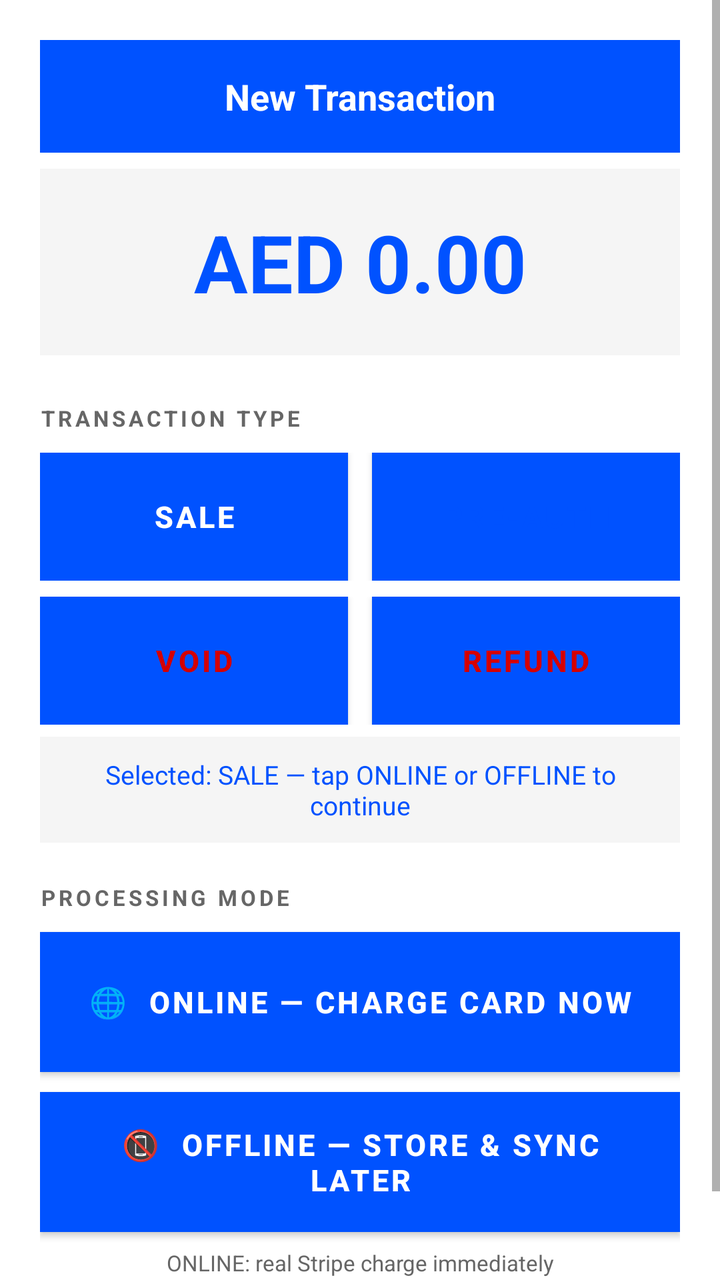
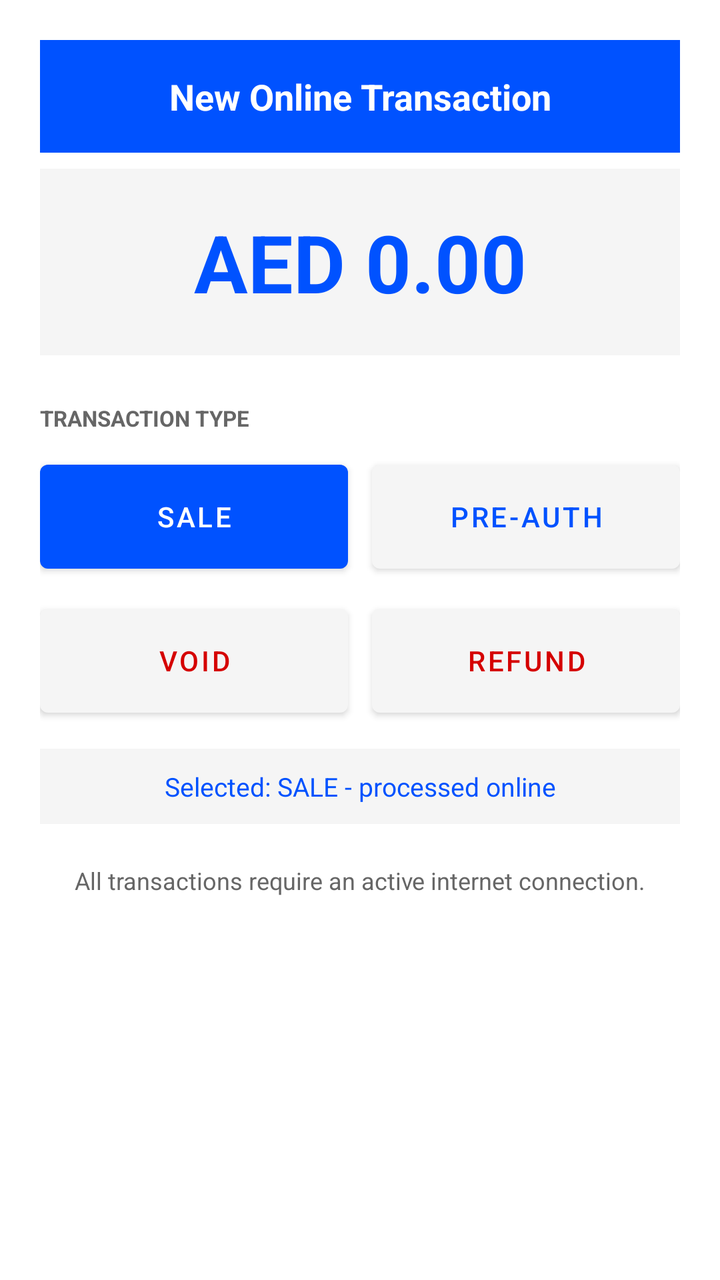

Compare the two renders of this Android layout. The source of the first and the diff that turns it into the second are given below.
<!-- AndroidManifest.xml: activity theme Theme.PrimeStackTapToPay -->
<!-- res/layout/activity_transaction_type.xml -->
<?xml version="1.0" encoding="utf-8"?>
<ScrollView xmlns:android="http://schemas.android.com/apk/res/android"
    android:layout_width="match_parent"
    android:layout_height="match_parent"
    android:background="@color/white">

    <LinearLayout
        android:layout_width="match_parent"
        android:layout_height="wrap_content"
        android:orientation="vertical"
        android:padding="20dp">

        <TextView
            android:layout_width="match_parent"
            android:layout_height="wrap_content"
            android:background="@color/primestack_primary"
            android:text="New Transaction"
            android:textColor="@color/white"
            android:textSize="18sp"
            android:textStyle="bold"
            android:padding="16dp"
            android:gravity="center" />

        
        <TextView
            android:id="@+id/tvTxAmount"
            android:layout_width="match_parent"
            android:layout_height="wrap_content"
            android:text="AED 0.00"
            android:textColor="@color/primestack_primary"
            android:textSize="40sp"
            android:textStyle="bold"
            android:gravity="center"
            android:padding="20dp"
            android:layout_marginTop="8dp"
            android:background="@color/primestack_light_gray" />

        
        <TextView
            android:layout_width="wrap_content"
            android:layout_height="wrap_content"
            android:text="TRANSACTION TYPE"
            android:textColor="@color/primestack_gray"
            android:textSize="11sp"
            android:textStyle="bold"
            android:letterSpacing="0.15"
            android:layout_marginTop="24dp"
            android:layout_marginBottom="10dp" />

        
        <LinearLayout
            android:layout_width="match_parent"
            android:layout_height="wrap_content"
            android:orientation="horizontal">

            <Button
                android:id="@+id/btnTxSale"
                android:layout_width="0dp"
                android:layout_height="64dp"
                android:layout_weight="1"
                android:text="SALE"
                android:textSize="15sp"
                android:textStyle="bold"
                android:background="@color/primestack_primary"
                android:textColor="@color/white"
                android:layout_marginEnd="6dp" />

            <Button
                android:id="@+id/btnTxPreAuth"
                android:layout_width="0dp"
                android:layout_height="64dp"
                android:layout_weight="1"
                android:text="PRE-AUTH"
                android:textSize="15sp"
                android:textStyle="bold"
                android:background="@color/primestack_light_gray"
                android:textColor="@color/primestack_primary"
                android:layout_marginStart="6dp" />
        </LinearLayout>

        
        <LinearLayout
            android:layout_width="match_parent"
            android:layout_height="wrap_content"
            android:orientation="horizontal"
            android:layout_marginTop="8dp">

            <Button
                android:id="@+id/btnTxVoid"
                android:layout_width="0dp"
                android:layout_height="64dp"
                android:layout_weight="1"
                android:text="VOID"
                android:textSize="15sp"
                android:textStyle="bold"
                android:background="@color/primestack_light_gray"
                android:textColor="@color/primestack_danger"
                android:layout_marginEnd="6dp" />

            <Button
                android:id="@+id/btnTxRefund"
                android:layout_width="0dp"
                android:layout_height="64dp"
                android:layout_weight="1"
                android:text="REFUND"
                android:textSize="15sp"
                android:textStyle="bold"
                android:background="@color/primestack_light_gray"
                android:textColor="@color/primestack_danger"
                android:layout_marginStart="6dp" />
        </LinearLayout>

        
        <TextView
            android:id="@+id/tvSelectedType"
            android:layout_width="match_parent"
            android:layout_height="wrap_content"
            android:text="Selected: SALE — tap ONLINE or OFFLINE to continue"
            android:textColor="@color/primestack_primary"
            android:textSize="13sp"
            android:gravity="center"
            android:padding="10dp"
            android:layout_marginTop="6dp"
            android:background="@color/primestack_light_gray" />

        
        <TextView
            android:layout_width="wrap_content"
            android:layout_height="wrap_content"
            android:text="PROCESSING MODE"
            android:textColor="@color/primestack_gray"
            android:textSize="11sp"
            android:textStyle="bold"
            android:letterSpacing="0.15"
            android:layout_marginTop="20dp"
            android:layout_marginBottom="10dp" />

        
        <Button
            android:id="@+id/btnModeOnline"
            android:layout_width="match_parent"
            android:layout_height="70dp"
            android:text="🌐  ONLINE — Charge card now"
            android:textSize="15sp"
            android:textStyle="bold"
            android:background="@color/primestack_success"
            android:textColor="@color/white" />

        
        <Button
            android:id="@+id/btnModeOffline"
            android:layout_width="match_parent"
            android:layout_height="70dp"
            android:text="📵  OFFLINE — Store &amp; sync later"
            android:textSize="15sp"
            android:textStyle="bold"
            android:background="@color/primestack_secondary"
            android:textColor="@color/white"
            android:layout_marginTop="10dp"
            android:layout_marginBottom="8dp" />

        <TextView
            android:layout_width="match_parent"
            android:layout_height="wrap_content"
            android:text="ONLINE: real Stripe charge immediately\nOFFLINE: stored with STN receipt code, sync when connected"
            android:textColor="@color/primestack_gray"
            android:textSize="11sp"
            android:gravity="center"
            android:layout_marginBottom="16dp" />

    </LinearLayout>
</ScrollView>
<!-- resources referenced by this layout -->
<resources>
  <color name="primestack_danger">#D50000</color>
  <color name="primestack_gray">#666666</color>
  <color name="primestack_light_gray">#F5F5F5</color>
  <color name="primestack_primary">#0052FF</color>
  <color name="primestack_secondary">#0A0A0A</color>
  <color name="primestack_success">#00C853</color>
  <color name="white">#FFFFFFFF</color>
  <style name="Theme.PrimeStackTapToPay" parent="Theme.MaterialComponents.DayNight.DarkActionBar">
          
          <item name="colorPrimary">@color/purple_500</item>
          <item name="colorPrimaryVariant">@color/purple_700</item>
          <item name="colorOnPrimary">@color/white</item>
          
          <item name="colorSecondary">@color/teal_200</item>
          <item name="colorSecondaryVariant">@color/teal_700</item>
          <item name="colorOnSecondary">@color/black</item>
          
          <item name="android:statusBarColor">?attr/colorPrimaryVariant</item>
          
      </style>
  <color name="purple_500">#0052FF</color>
  <color name="purple_700">#0039B3</color>
  <color name="teal_200">#00D1FF</color>
  <color name="teal_700">#0099CC</color>
  <color name="black">#FF000000</color>
</resources>

<!-- the commit's change to res/layout/activity_transaction_type.xml (unified diff, before → after) -->
@@ -1,172 +1,18 @@
 <?xml version="1.0" encoding="utf-8"?>
-<ScrollView xmlns:android="http://schemas.android.com/apk/res/android"
-    android:layout_width="match_parent"
-    android:layout_height="match_parent"
-    android:background="@color/white">
-
-    <LinearLayout
-        android:layout_width="match_parent"
-        android:layout_height="wrap_content"
-        android:orientation="vertical"
-        android:padding="20dp">
-
-        <TextView
-            android:layout_width="match_parent"
-            android:layout_height="wrap_content"
-            android:background="@color/primestack_primary"
-            android:text="New Transaction"
-            android:textColor="@color/white"
-            android:textSize="18sp"
-            android:textStyle="bold"
-            android:padding="16dp"
-            android:gravity="center" />
-
-        
-        <TextView
-            android:id="@+id/tvTxAmount"
-            android:layout_width="match_parent"
-            android:layout_height="wrap_content"
-            android:text="AED 0.00"
-            android:textColor="@color/primestack_primary"
-            android:textSize="40sp"
-            android:textStyle="bold"
-            android:gravity="center"
-            android:padding="20dp"
-            android:layout_marginTop="8dp"
-            android:background="@color/primestack_light_gray" />
-
-        
-        <TextView
-            android:layout_width="wrap_content"
-            android:layout_height="wrap_content"
-            android:text="TRANSACTION TYPE"
-            android:textColor="@color/primestack_gray"
-            android:textSize="11sp"
-            android:textStyle="bold"
-            android:letterSpacing="0.15"
-            android:layout_marginTop="24dp"
-            android:layout_marginBottom="10dp" />
-
-        
-        <LinearLayout
-            android:layout_width="match_parent"
-            android:layout_height="wrap_content"
-            android:orientation="horizontal">
-
-            <Button
-                android:id="@+id/btnTxSale"
-                android:layout_width="0dp"
-                android:layout_height="64dp"
-                android:layout_weight="1"
-                android:text="SALE"
-                android:textSize="15sp"
-                android:textStyle="bold"
-                android:background="@color/primestack_primary"
-                android:textColor="@color/white"
-                android:layout_marginEnd="6dp" />
-
-            <Button
-                android:id="@+id/btnTxPreAuth"
-                android:layout_width="0dp"
-                android:layout_height="64dp"
-                android:layout_weight="1"
-                android:text="PRE-AUTH"
-                android:textSize="15sp"
-                android:textStyle="bold"
-                android:background="@color/primestack_light_gray"
-                android:textColor="@color/primestack_primary"
-                android:layout_marginStart="6dp" />
-        </LinearLayout>
-
-        
-        <LinearLayout
-            android:layout_width="match_parent"
-            android:layout_height="wrap_content"
-            android:orientation="horizontal"
-            android:layout_marginTop="8dp">
-
-            <Button
-                android:id="@+id/btnTxVoid"
-                android:layout_width="0dp"
-                android:layout_height="64dp"
-                android:layout_weight="1"
-                android:text="VOID"
-                android:textSize="15sp"
-                android:textStyle="bold"
-                android:background="@color/primestack_light_gray"
-                android:textColor="@color/primestack_danger"
-                android:layout_marginEnd="6dp" />
-
-            <Button
-                android:id="@+id/btnTxRefund"
-                android:layout_width="0dp"
-                android:layout_height="64dp"
-                android:layout_weight="1"
-                android:text="REFUND"
-                android:textSize="15sp"
-                android:textStyle="bold"
-                android:background="@color/primestack_light_gray"
-                android:textColor="@color/primestack_danger"
-                android:layout_marginStart="6dp" />
-        </LinearLayout>
-
-        
-        <TextView
-            android:id="@+id/tvSelectedType"
-            android:layout_width="match_parent"
-            android:layout_height="wrap_content"
-            android:text="Selected: SALE — tap ONLINE or OFFLINE to continue"
-            android:textColor="@color/primestack_primary"
-            android:textSize="13sp"
-            android:gravity="center"
-            android:padding="10dp"
-            android:layout_marginTop="6dp"
-            android:background="@color/primestack_light_gray" />
-
-        
-        <TextView
-            android:layout_width="wrap_content"
-            android:layout_height="wrap_content"
-            android:text="PROCESSING MODE"
-            android:textColor="@color/primestack_gray"
-            android:textSize="11sp"
-            android:textStyle="bold"
-            android:letterSpacing="0.15"
-            android:layout_marginTop="20dp"
-            android:layout_marginBottom="10dp" />
-
-        
-        <Button
-            android:id="@+id/btnModeOnline"
-            android:layout_width="match_parent"
-            android:layout_height="70dp"
-            android:text="🌐  ONLINE — Charge card now"
-            android:textSize="15sp"
-            android:textStyle="bold"
-            android:background="@color/primestack_success"
-            android:textColor="@color/white" />
-
-        
-        <Button
-            android:id="@+id/btnModeOffline"
-            android:layout_width="match_parent"
-            android:layout_height="70dp"
-            android:text="📵  OFFLINE — Store &amp; sync later"
-            android:textSize="15sp"
-            android:textStyle="bold"
-            android:background="@color/primestack_secondary"
-            android:textColor="@color/white"
-            android:layout_marginTop="10dp"
-            android:layout_marginBottom="8dp" />
-
-        <TextView
-            android:layout_width="match_parent"
-            android:layout_height="wrap_content"
-            android:text="ONLINE: real Stripe charge immediately\nOFFLINE: stored with STN receipt code, sync when connected"
-            android:textColor="@color/primestack_gray"
-            android:textSize="11sp"
-            android:gravity="center"
-            android:layout_marginBottom="16dp" />
-
+<ScrollView xmlns:android="http://schemas.android.com/apk/res/android" xmlns:app="http://schemas.android.com/apk/res-auto" android:layout_width="match_parent" android:layout_height="match_parent" android:background="@color/white">
+  <LinearLayout android:layout_width="match_parent" android:layout_height="wrap_content" android:orientation="vertical" android:padding="20dp">
+    <TextView android:layout_width="match_parent" android:layout_height="wrap_content" android:background="@color/primestack_primary" android:text="New Online Transaction" android:textColor="@color/white" android:textSize="18sp" android:textStyle="bold" android:padding="16dp" android:gravity="center"/>
+    <TextView android:id="@+id/tvTxAmount" android:layout_width="match_parent" android:layout_height="wrap_content" android:text="AED 0.00" android:textColor="@color/primestack_primary" android:textSize="40sp" android:textStyle="bold" android:gravity="center" android:padding="20dp" android:layout_marginTop="8dp" android:background="@color/primestack_light_gray"/>
+    <TextView android:layout_width="wrap_content" android:layout_height="wrap_content" android:text="TRANSACTION TYPE" android:textColor="@color/primestack_gray" android:textSize="11sp" android:textStyle="bold" android:layout_marginTop="24dp" android:layout_marginBottom="10dp"/>
+    <LinearLayout android:layout_width="match_parent" android:layout_height="wrap_content" android:orientation="horizontal">
+      <Button android:id="@+id/btnTxSale" android:layout_width="0dp" android:layout_height="64dp" android:layout_weight="1" android:text="SALE" app:backgroundTint="@color/primestack_primary" android:textColor="@color/white" android:layout_marginEnd="6dp"/>
+      <Button android:id="@+id/btnTxPreAuth" android:layout_width="0dp" android:layout_height="64dp" android:layout_weight="1" android:text="PRE-AUTH" app:backgroundTint="@color/primestack_light_gray" android:textColor="@color/primestack_primary" android:layout_marginStart="6dp"/>
     </LinearLayout>
+    <LinearLayout android:layout_width="match_parent" android:layout_height="wrap_content" android:orientation="horizontal" android:layout_marginTop="8dp">
+      <Button android:id="@+id/btnTxVoid" android:layout_width="0dp" android:layout_height="64dp" android:layout_weight="1" android:text="VOID" app:backgroundTint="@color/primestack_light_gray" android:textColor="@color/primestack_danger" android:layout_marginEnd="6dp"/>
+      <Button android:id="@+id/btnTxRefund" android:layout_width="0dp" android:layout_height="64dp" android:layout_weight="1" android:text="REFUND" app:backgroundTint="@color/primestack_light_gray" android:textColor="@color/primestack_danger" android:layout_marginStart="6dp"/>
+    </LinearLayout>
+    <TextView android:id="@+id/tvSelectedType" android:layout_width="match_parent" android:layout_height="wrap_content" android:text="Selected: SALE - processed online" android:textColor="@color/primestack_primary" android:textSize="13sp" android:gravity="center" android:padding="10dp" android:layout_marginTop="12dp" android:background="@color/primestack_light_gray"/>
+    <TextView android:layout_width="match_parent" android:layout_height="wrap_content" android:text="All transactions require an active internet connection." android:textColor="@color/primestack_gray" android:textSize="12sp" android:gravity="center" android:layout_marginTop="20dp"/>
+  </LinearLayout>
 </ScrollView>
<!-- resource entries referenced after the edit -->
@@ -4,8 +4,6 @@
   <color name="primestack_gray">#666666</color>
   <color name="primestack_light_gray">#F5F5F5</color>
   <color name="primestack_primary">#0052FF</color>
-  <color name="primestack_secondary">#0A0A0A</color>
-  <color name="primestack_success">#00C853</color>
   <color name="white">#FFFFFFFF</color>
   <style name="Theme.PrimeStackTapToPay" parent="Theme.MaterialComponents.DayNight.DarkActionBar">
           
